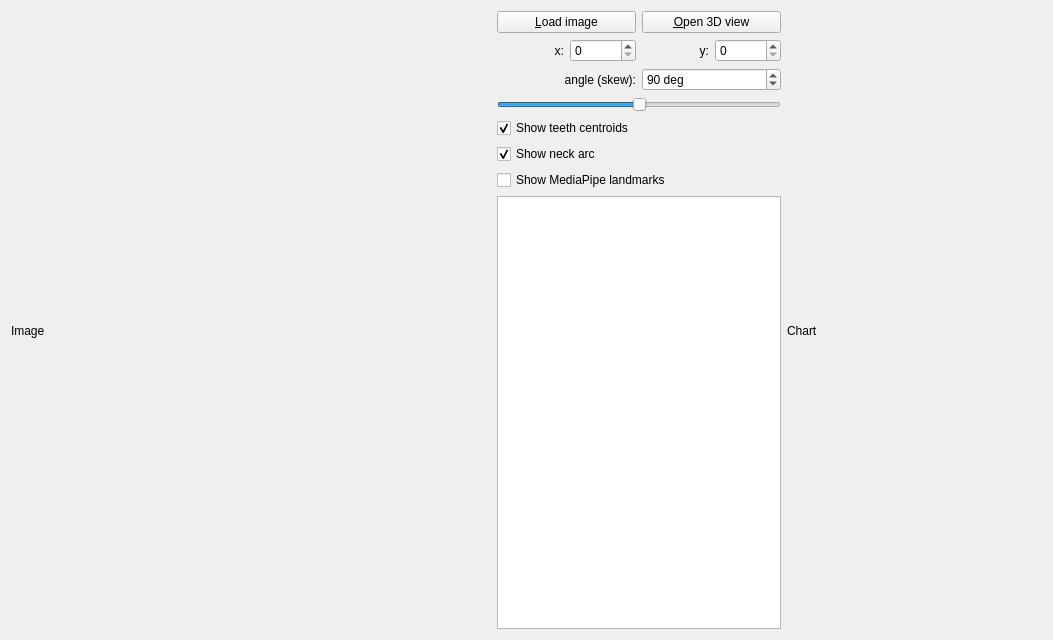
Qt form src/fidmaa_gui/form.ui (fidmaa/fidmaa-gui) before a commit.
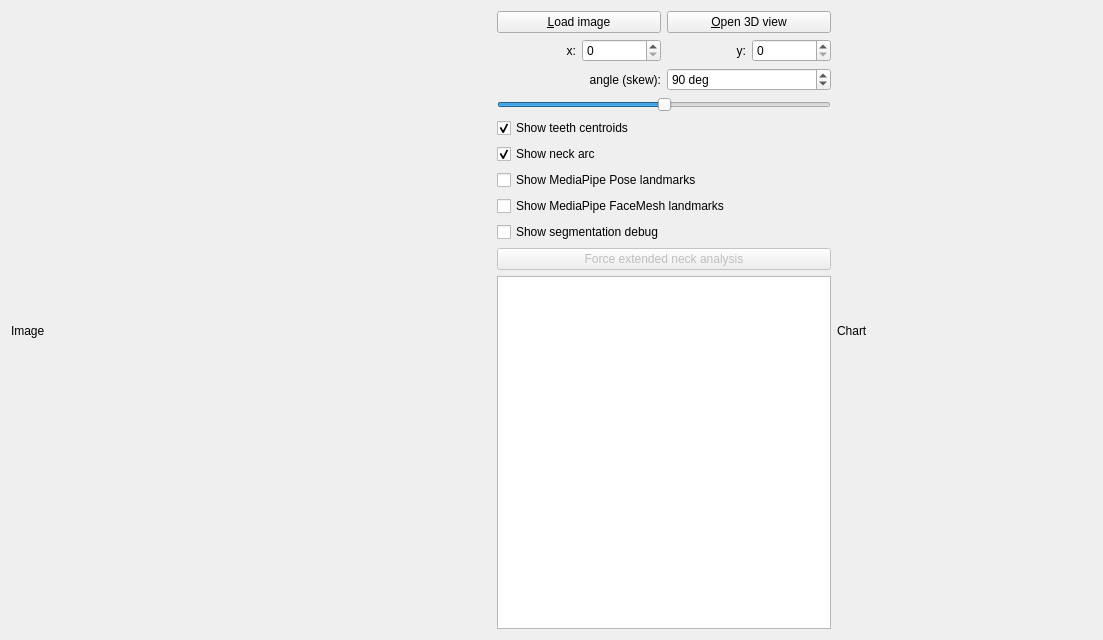
The same form after that commit. Custom widgets are drawn as their Qt base class.

The edit to the form file:
```diff
--- a/src/fidmaa_gui/form.ui
+++ b/src/fidmaa_gui/form.ui
@@ -6,7 +6,7 @@
    <rect>
     <x>0</x>
     <y>0</y>
-    <width>1053</width>
+    <width>1103</width>
     <height>640</height>
    </rect>
   </property>
@@ -178,13 +178,46 @@
      <item>
       <widget class="QCheckBox" name="showMediaPipeLandmarksCheckBox">
        <property name="text">
-        <string>Show MediaPipe landmarks</string>
+        <string>Show MediaPipe Pose landmarks</string>
        </property>
        <property name="checked">
         <bool>false</bool>
        </property>
       </widget>
      </item>
+     <item>
+      <widget class="QCheckBox" name="showFaceMeshLandmarksCheckBox">
+       <property name="text">
+        <string>Show MediaPipe FaceMesh landmarks</string>
+       </property>
+       <property name="checked">
+        <bool>false</bool>
+       </property>
+      </widget>
+     </item>
+     <item>
+      <widget class="QCheckBox" name="showSegmentationDebugCheckBox">
+       <property name="text">
+        <string>Show segmentation debug</string>
+       </property>
+       <property name="checked">
+        <bool>false</bool>
+       </property>
+      </widget>
+     </item>
+     <item>
+      <widget class="QPushButton" name="forceExtendedNeckButton">
+       <property name="text">
+        <string>Force extended neck analysis</string>
+       </property>
+       <property name="toolTip">
+        <string>Skip MediaPipe and re-run analysis using segmentation/depth profile method</string>
+       </property>
+       <property name="enabled">
+        <bool>false</bool>
+       </property>
+      </widget>
+     </item>
      <item>
       <widget class="QPlainTextEdit" name="dataOutputEdit">
        <property name="readOnly">
```
